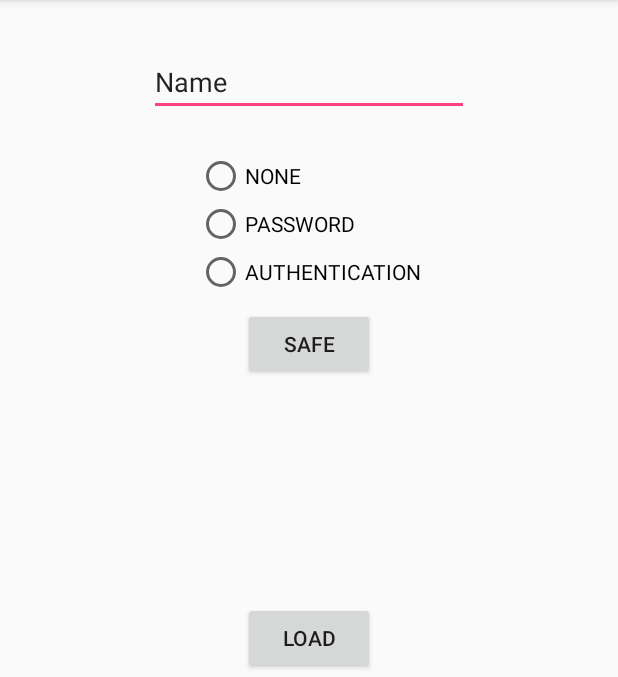
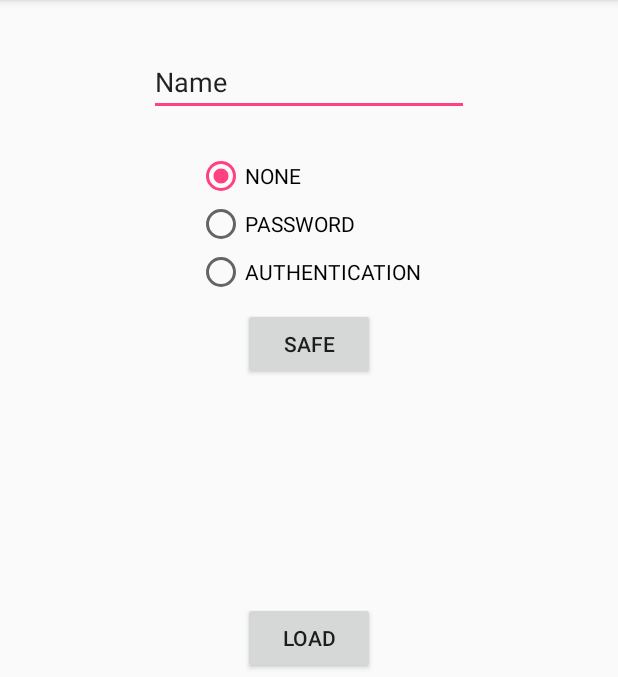
Before and after one commit to opensource21/TurtlSecretStoreExample, an Android app: the screen it shows after launch (MainActivity), on a phone screen of 412 x 824 dp, the part 84-761 px from its top. Run offline under Robolectric (Android 15) with nearby library versions, the phone set to English and light mode, and no system bars.

```diff
--- a/app/src/main/java/de/stanetz/secretstore/MainActivity.java
+++ b/app/src/main/java/de/stanetz/secretstore/MainActivity.java
@@ -10,6 +10,7 @@ import android.view.Menu;
 import android.view.MenuItem;
 import android.widget.Button;
 import android.widget.EditText;
+import android.widget.RadioButton;
 import android.widget.RadioGroup;
 import android.widget.TextView;
 
@@ -26,7 +27,7 @@ public class MainActivity extends AppCompatActivity {
         setSupportActionBar(toolbar);
         final RadioGroup secureMethodGroup = findViewById(R.id.securityModeGroup);
         if (secureMethodGroup.getCheckedRadioButtonId() == -1) {
-            findViewById(R.id.noneRBtn).setSelected(true);
+            ((RadioButton) findViewById(R.id.noneRBtn)).setChecked(true);
         }
         handleInput();
         handleOutput();
```
